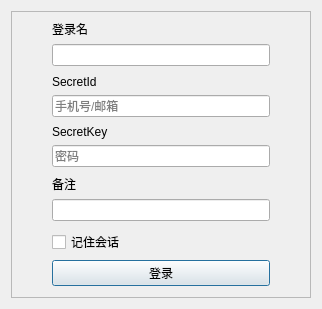
Old version of the form qosbrowser/src/fend/uilogin/loginwidget.ui in the repository worldfunction4/QOS.
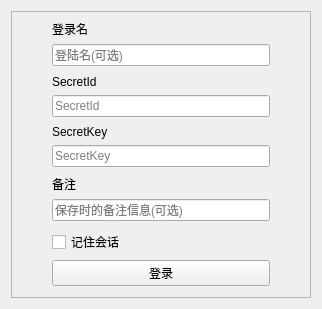
New version of the form.

Commit message:
refactor(uilogin): 登录界面改为继承 QosDialog
改了什么：
- 根控件 QDialog 改为 QWidget 并去掉固定尺寸；LoginWidget 继承 QosDialog，内容装进 body()；lambda 拆成 onLoginSuccess、onLoginError 槽函数并手动 connect；成功后用 accept() 关闭

附加：
- setupUi(body()) 不会自动连接槽；声明了槽却没实现会报 LNK2019；子类 ui 成员不能和父类同名

```diff
--- a/qosbrowser/src/fend/uilogin/loginwidget.ui
+++ b/qosbrowser/src/fend/uilogin/loginwidget.ui
@@ -1,7 +1,7 @@
 <?xml version="1.0" encoding="UTF-8"?>
 <ui version="4.0">
  <class>LoginWidget</class>
- <widget class="QDialog" name="LoginWidget">
+ <widget class="QWidget" name="LoginWidget">
   <property name="geometry">
    <rect>
     <x>0</x>
@@ -10,18 +10,6 @@
     <height>309</height>
    </rect>
   </property>
-  <property name="minimumSize">
-   <size>
-    <width>322</width>
-    <height>309</height>
-   </size>
-  </property>
-  <property name="maximumSize">
-   <size>
-    <width>322</width>
-    <height>309</height>
-   </size>
-  </property>
   <property name="windowTitle">
    <string>登录</string>
   </property>
@@ -65,7 +53,11 @@
        </widget>
       </item>
       <item>
-       <widget class="QLineEdit" name="loginNameLineEdit"/>
+       <widget class="QLineEdit" name="loginNameLineEdit">
+        <property name="placeholderText">
+         <string>登陆名(可选)</string>
+        </property>
+       </widget>
       </item>
       <item>
        <spacer name="verticalSpacer_6">
@@ -90,7 +82,7 @@
       <item>
        <widget class="QLineEdit" name="idLineEdit">
         <property name="placeholderText">
-         <string>手机号/邮箱</string>
+         <string>SecretId</string>
         </property>
         <property name="clearButtonEnabled">
          <bool>true</bool>
@@ -123,7 +115,7 @@
          <enum>QLineEdit::EchoMode::Password</enum>
         </property>
         <property name="placeholderText">
-         <string>密码</string>
+         <string>SecretKey</string>
         </property>
        </widget>
       </item>
@@ -148,7 +140,11 @@
        </widget>
       </item>
       <item>
-       <widget class="QLineEdit" name="markLineEdit"/>
+       <widget class="QLineEdit" name="markLineEdit">
+        <property name="placeholderText">
+         <string>保存时的备注信息(可选)</string>
+        </property>
+       </widget>
       </item>
       <item>
        <spacer name="verticalSpacer_5">
```
The commit also changes 2 other files.
